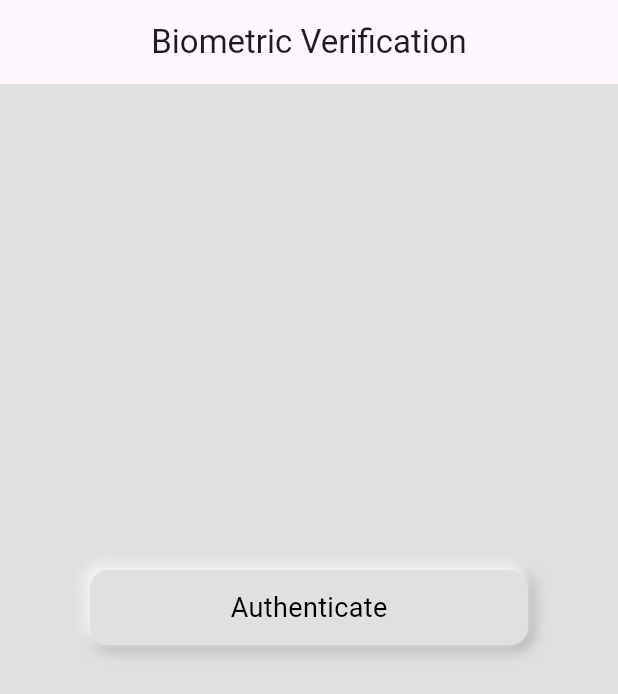
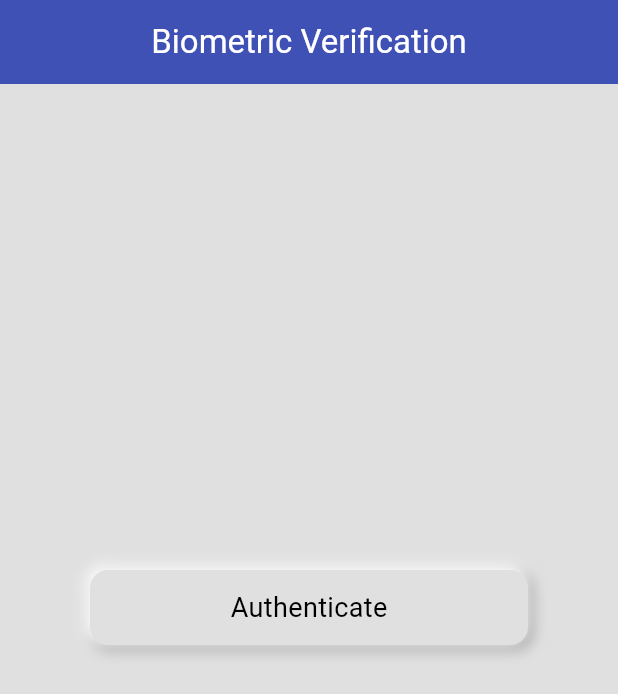
Before and after one commit to BasharatSahito/Easy-Voting-App, a Flutter app: the SignupFingerprint screen opened directly, on a phone screen of 412 x 824 dp. Shown: the top 694 px of the screen. Run offline on Flutter 3.47's test engine with Material 3 defaults, Android fonts, the phone set to English and light mode, and no system bars; our stand-ins replace awesome_dialog, cloud_firestore, csc_picker, curved_labeled_navigation_bar, firebase_auth, firebase_core and 8 more; accounts and stored records are empty; network calls fail; Roboto replaces fonts that are missing (Rubik Regular); project files that could hold a hidden picture were left out.

Commit message:
Made some changes in theme of the app and adjusted font size

```diff
--- a/lib/screens/admin_panel_screens/admin_profile.dart
+++ b/lib/screens/admin_panel_screens/admin_profile.dart
@@ -130,6 +130,8 @@ class _AdminProfileState extends State<AdminProfile> {
                                         ListTile(
                                           title: const Text("Settings"),
                                           leading: const CircleAvatar(
+                                              backgroundColor: Colors.indigo,
+                                              foregroundColor: Colors.white,
                                               child: Icon(Icons.settings)),
                                           trailing: const Icon(
                                             Icons.arrow_forward_ios,
@@ -143,6 +145,8 @@ class _AdminProfileState extends State<AdminProfile> {
                                         ListTile(
                                           title: const Text("Voting History"),
                                           leading: const CircleAvatar(
+                                              backgroundColor: Colors.indigo,
+                                              foregroundColor: Colors.white,
                                               child: Icon(Icons.history)),
                                           trailing: const Icon(
                                             Icons.arrow_forward_ios,
@@ -156,6 +160,8 @@ class _AdminProfileState extends State<AdminProfile> {
                                         ListTile(
                                           title: const Text("Sign Out"),
                                           leading: const CircleAvatar(
+                                              backgroundColor: Colors.indigo,
+                                              foregroundColor: Colors.white,
                                               child: Center(
                                                   child: Icon(Icons.logout))),
                                           trailing: const Icon(
--- a/lib/screens/admin_panel_screens/parties_list.dart
+++ b/lib/screens/admin_panel_screens/parties_list.dart
@@ -259,6 +259,8 @@ class _PartiesListState extends State<PartiesList> {
         ),
         floatingActionButton: _isAdmin
             ? FloatingActionButton(
+                backgroundColor: Colors.indigo,
+                foregroundColor: Colors.white,
                 // Show FloatingActionButton if the user is an admin
                 onPressed: () {
                   Navigator.push(
--- a/lib/screens/admin_panel_screens/view_candidates.dart
+++ b/lib/screens/admin_panel_screens/view_candidates.dart
@@ -379,6 +379,8 @@ class _UpdateCandidatesState extends State<UpdateCandidates> {
         ),
         floatingActionButton: widget.isAdmin
             ? FloatingActionButton(
+                backgroundColor: Colors.indigo,
+                foregroundColor: Colors.white,
                 onPressed: () {
                   Navigator.push(
                       context,
--- a/lib/screens/authentication_screens/login_otp.dart
+++ b/lib/screens/authentication_screens/login_otp.dart
@@ -67,9 +67,14 @@ class _LoginOtpState extends State<LoginOtp> {
     final screenWidth = MediaQuery.of(context).size.width;
     return Scaffold(
       appBar: AppBar(
+        backgroundColor: Colors.indigo,
         title: const Text(
           "Phone Login",
+          style: TextStyle(
+            color: Colors.white,
+          ),
         ),
+        iconTheme: const IconThemeData(color: Colors.white),
         centerTitle: true,
       ),
       body: Center(
--- a/lib/screens/authentication_screens/signup_fingerprint.dart
+++ b/lib/screens/authentication_screens/signup_fingerprint.dart
@@ -34,8 +34,13 @@ class _SignupFingerprintState extends State<SignupFingerprint> {
   Widget build(BuildContext context) {
     return Scaffold(
       appBar: AppBar(
-        title: const Text("Biometric Verification"),
+        title: const Text(
+          "Biometric Verification",
+          style: TextStyle(color: Colors.white),
+        ),
         centerTitle: true,
+        backgroundColor: Colors.indigo,
+        iconTheme: const IconThemeData(color: Colors.white),
       ),
       body: Center(
         child: SingleChildScrollView(
--- a/lib/screens/user_panel_screens/user_profile.dart
+++ b/lib/screens/user_panel_screens/user_profile.dart
@@ -148,6 +148,8 @@ class _UserProfileState extends State<UserProfile> {
                                         ListTile(
                                           title: const Text("Settings"),
                                           leading: const CircleAvatar(
+                                            backgroundColor: Colors.indigo,
+                                            foregroundColor: Colors.white,
                                             child: Icon(Icons.settings),
                                           ),
                                           trailing: const Icon(
@@ -162,6 +164,8 @@ class _UserProfileState extends State<UserProfile> {
                                         ListTile(
                                           title: const Text("Voting History"),
                                           leading: const CircleAvatar(
+                                            backgroundColor: Colors.indigo,
+                                            foregroundColor: Colors.white,
                                             child: Icon(Icons.history),
                                           ),
                                           trailing: const Icon(
@@ -176,6 +180,8 @@ class _UserProfileState extends State<UserProfile> {
                                         ListTile(
                                           title: const Text("Sign Out"),
                                           leading: const CircleAvatar(
+                                            backgroundColor: Colors.indigo,
+                                            foregroundColor: Colors.white,
                                             child: Center(
                                                 child: Icon(Icons.logout)),
                                           ),
--- a/lib/screens/user_panel_screens/user_voting_panel.dart
+++ b/lib/screens/user_panel_screens/user_voting_panel.dart
@@ -172,6 +172,8 @@ class _UserVotingPanelState extends State<UserVotingPanel> {
                     ),
                     SizedBox(height: MediaQuery.of(context).size.height * 0.02),
                     ElevatedButton(
+                      style: ElevatedButton.styleFrom(
+                          foregroundColor: Colors.white),
                       child: const Text("Send OTP"),
                       onPressed: () async {
                         await auth.verifyPhoneNumber(
@@ -205,6 +207,8 @@ class _UserVotingPanelState extends State<UserVotingPanel> {
                     ),
                     SizedBox(height: MediaQuery.of(context).size.height * 0.02),
                     ElevatedButton(
+                      style: ElevatedButton.styleFrom(
+                          foregroundColor: Colors.white),
                       child: const Text("Verify OTP"),
                       onPressed: () async {
                         bool otpVerified = await login();
```
Also changed, not shown: lib/main.dart (+8 -0 lines), pubspec.lock.
